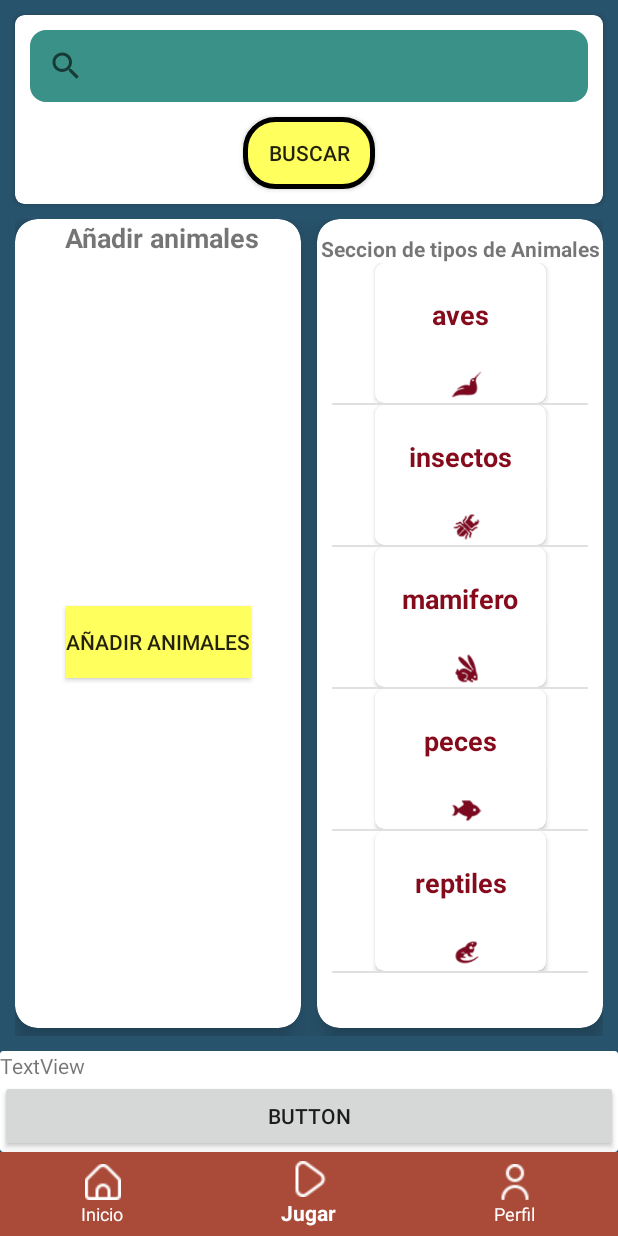
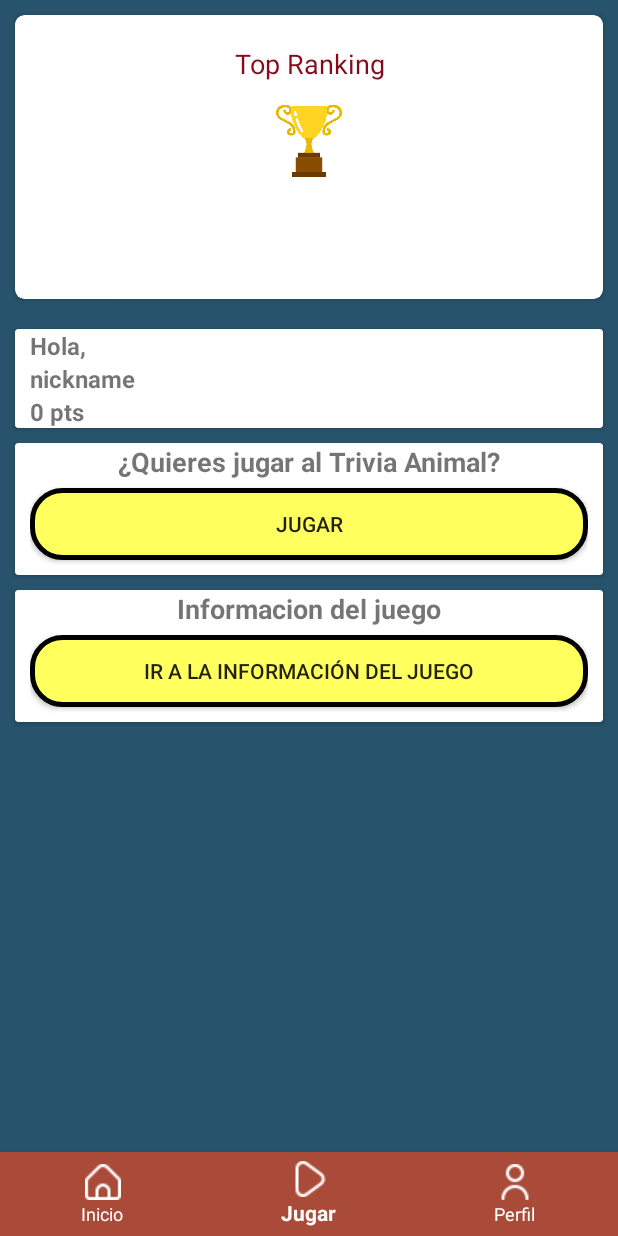
Before and after one commit to XXnikoDarkXX/-El-Mundo-Animal, an Android app: the screen it shows after launch once a user with an empty profile is signed in (Principal), item 2 of the bottom bar chosen, on a phone screen of 412 x 824 dp. Run offline under Robolectric (Android 15) with nearby library versions, the phone set to English and light mode, and no system bars; our stand-ins replace Firebase (no records; nobody signed in at launch, a user with empty details on screens opened directly).

Commit message:
Creacion de fragmen de Juego
-Mejorado aspecto del fragment Inicio
-Estoy empezando a moledar el fragment de juego

```diff
--- a/ElMundoAnimal/app/src/main/java/actividades/Principal.kt
+++ b/ElMundoAnimal/app/src/main/java/actividades/Principal.kt
@@ -8,6 +8,7 @@ import android.widget.Toast
 import androidx.fragment.app.Fragment
 import com.google.android.material.bottomnavigation.BottomNavigationView
 import com.nicolasfernandez.elmundoanimal.R
+import fragments.FragmentJugar
 import fragments.Inicio
 import java.lang.reflect.Array.newInstance
 
@@ -34,7 +35,8 @@ class Principal : AppCompatActivity() {
                 return@OnNavigationItemSelectedListener true
             }
             R.id.navigationJugar -> {
-
+                val fragmentJuego = FragmentJugar.newInstance()
+                openFragment(fragmentJuego)
                 return@OnNavigationItemSelectedListener true
             }
             R.id.navigationPerfil -> {
--- /dev/null
+++ b/ElMundoAnimal/app/src/main/java/fragments/FragmentJugar.kt
@@ -0,0 +1,52 @@
+package fragments
+
+import android.os.Bundle
+import androidx.fragment.app.Fragment
+import android.view.LayoutInflater
+import android.view.View
+import android.view.ViewGroup
+import com.nicolasfernandez.elmundoanimal.R
+
+
+/**
+ * A simple [Fragment] subclass.
+ * Use the [FragmentJugar.newInstance] factory method to
+ * create an instance of this fragment.
+ */
+class FragmentJugar : Fragment() {
+
+
+    override fun onCreate(savedInstanceState: Bundle?) {
+        super.onCreate(savedInstanceState)
+        arguments?.let {
+
+        }
+    }
+
+    override fun onCreateView(
+        inflater: LayoutInflater, container: ViewGroup?,
+        savedInstanceState: Bundle?
+    ): View? {
+        // Inflate the layout for this fragment
+        return inflater.inflate(R.layout.fragment_jugar, container, false)
+    }
+
+    companion object {
+        /**
+         * Use this factory method to create a new instance of
+         * this fragment using the provided parameters.
+         *
+         * @param param1 Parameter 1.
+         * @param param2 Parameter 2.
+         * @return A new instance of fragment FragmentJugar.
+         */
+        // TODO: Rename and change types and number of parameters
+        @JvmStatic
+        fun newInstance() =
+            FragmentJugar().apply {
+                arguments = Bundle().apply {
+
+                }
+            }
+    }
+}
--- a/ElMundoAnimal/app/src/main/res/layout/elementos_tipos_especie.xml
+++ b/ElMundoAnimal/app/src/main/res/layout/elementos_tipos_especie.xml
@@ -11,6 +11,8 @@
         android:layout_width="wrap_content"
         android:layout_height="wrap_content"
         android:layout_marginStart="10dp"
+        android:layout_marginTop="5dp"
+        app:cardBackgroundColor="@color/verdeClaro2"
         android:layout_marginEnd="10dp"
         app:cardCornerRadius="6dp"
         app:layout_constraintBottom_toBottomOf="parent"
@@ -27,17 +29,19 @@
                 android:id="@+id/txtNombre"
                 android:layout_width="match_parent"
                 android:layout_height="match_parent"
+                android:layout_weight="1"
+
                 android:gravity="center"
-                android:layout_weight="1"
                 android:text="hola"
+
                 android:textColor="@color/rojoOscuro"
                 android:textSize="18sp"
                 android:textStyle="bold" />
 
             <ImageView
                 android:id="@+id/imgEspecie"
-                android:layout_width="102dp"
-                android:layout_height="49dp"
+                android:layout_width="match_parent"
+                android:layout_height="match_parent"
                 android:layout_marginStart="10dp"
                 android:layout_weight="1"
                 app:srcCompat="@drawable/home" />
--- /dev/null
+++ b/ElMundoAnimal/app/src/main/res/layout/fragment_jugar.xml
@@ -0,0 +1,182 @@
+<androidx.constraintlayout.widget.ConstraintLayout xmlns:android="http://schemas.android.com/apk/res/android"
+    xmlns:app="http://schemas.android.com/apk/res-auto"
+    xmlns:tools="http://schemas.android.com/tools"
+    android:layout_width="match_parent"
+    android:layout_height="match_parent"
+    tools:context="fragments.FragmentJugar">
+
+    <androidx.cardview.widget.CardView
+        android:id="@+id/cardView2"
+        android:layout_width="0dp"
+        android:layout_height="189dp"
+        android:layout_marginStart="10dp"
+        android:layout_marginTop="10dp"
+        android:layout_marginEnd="10dp"
+        app:cardCornerRadius="6dp"
+        app:layout_constraintEnd_toEndOf="parent"
+        app:layout_constraintStart_toStartOf="parent"
+        app:layout_constraintTop_toTopOf="parent">
+
+        <LinearLayout
+            android:layout_width="match_parent"
+            android:layout_height="match_parent"
+            android:orientation="vertical"
+            android:paddingTop="10dp">
+
+            <TextView
+                android:id="@+id/textView9"
+                android:layout_width="match_parent"
+                android:layout_height="wrap_content"
+
+                android:padding="10dp"
+                android:text="@string/topRanking"
+                android:textAlignment="center"
+                android:textColor="@color/rojoOscuro"
+                android:textSize="18sp"
+
+                app:layout_constraintEnd_toEndOf="parent"
+                app:layout_constraintStart_toStartOf="parent"
+                app:layout_constraintTop_toTopOf="parent" />
+
+            <ImageView
+                android:id="@+id/imageView2"
+                android:layout_width="wrap_content"
+                android:layout_height="wrap_content"
+                android:layout_weight="1.3"
+                android:contentDescription="@string/imagen"
+                android:paddingTop="5dp"
+                android:src="@drawable/trofeo" />
+
+            <ListView
+                android:id="@+id/listaMejoresJugadores"
+                android:layout_width="match_parent"
+                android:layout_height="match_parent"
+                android:layout_weight="1" />
+        </LinearLayout>
+    </androidx.cardview.widget.CardView>
+
+    <androidx.cardview.widget.CardView
+        android:id="@+id/cardView5"
+        android:layout_width="0dp"
+        android:layout_height="wrap_content"
+
+        android:layout_marginStart="10dp"
+        android:layout_marginTop="10dp"
+        android:layout_marginEnd="10dp"
+        app:layout_constraintEnd_toEndOf="parent"
+        app:layout_constraintHorizontal_bias="0.444"
+        app:layout_constraintStart_toStartOf="parent"
+        app:layout_constraintTop_toBottomOf="@+id/cardView4">
+
+        <LinearLayout
+            android:layout_width="match_parent"
+            android:layout_height="match_parent"
+            android:layout_marginStart="10dp"
+            android:layout_marginEnd="10dp"
+            android:orientation="vertical">
+
+            <TextView
+                android:id="@+id/textView8"
+                android:layout_width="match_parent"
+                android:layout_height="wrap_content"
+                android:text="@string/quieresJugar"
+                android:textStyle="bold"
+                android:textAlignment="center"
+                android:textSize="18sp" />
+
+            <Button
+                android:id="@+id/button"
+                android:layout_width="match_parent"
+                android:layout_height="wrap_content"
+                android:layout_marginTop="5dp"
+                android:background="@drawable/button_round"
+                android:layout_marginBottom="10dp"
+                android:text="@string/jugar" />
+        </LinearLayout>
+
+    </androidx.cardview.widget.CardView>
+
+    <androidx.cardview.widget.CardView
+        android:id="@+id/cardView4"
+        android:layout_width="0dp"
+        android:layout_height="wrap_content"
+        android:layout_marginStart="10dp"
+        android:layout_marginTop="20dp"
+        android:layout_marginEnd="10dp"
+        app:layout_constraintEnd_toEndOf="parent"
+        app:layout_constraintStart_toStartOf="parent"
+        app:layout_constraintTop_toBottomOf="@+id/cardView2">
+
+        <LinearLayout
+            android:layout_width="match_parent"
+            android:layout_height="match_parent"
+            android:layout_marginEnd="10dp"
+            android:layout_marginStart="10dp"
+            android:orientation="vertical">
+
+            <TextView
+                android:id="@+id/nombreJugador"
+                android:layout_width="match_parent"
+                android:layout_height="wrap_content"
+                android:layout_weight="1"
+                android:text="@string/tuNombre"
+                android:textSize="16sp"
+                android:textStyle="bold" />
+
+            <TextView
+                android:id="@+id/nicknameJugador"
+                android:layout_width="match_parent"
+                android:layout_height="wrap_content"
+                android:layout_weight="1"
+                android:text="@string/tuNickname"
+                android:textSize="16sp"
+                android:textStyle="bold" />
+
+            <TextView
+                android:id="@+id/textView10"
+                android:layout_width="match_parent"
+                android:layout_height="wrap_content"
+                android:layout_weight="1"
+                android:text="@string/tuPuntacion"
+                android:textSize="16sp"
+                android:textStyle="bold" />
+        </LinearLayout>
+    </androidx.cardview.widget.CardView>
+
+    <androidx.cardview.widget.CardView
+        android:layout_width="match_parent"
+        android:layout_height="wrap_content"
+        android:layout_marginStart="10dp"
+        android:layout_marginTop="10dp"
+        android:layout_marginEnd="10dp"
+        app:layout_constraintEnd_toEndOf="parent"
+        app:layout_constraintStart_toStartOf="parent"
+        app:layout_constraintTop_toBottomOf="@+id/cardView5">
+
+        <LinearLayout
+            android:layout_width="match_parent"
+            android:layout_height="match_parent"
+            android:layout_marginStart="10dp"
+            android:layout_marginEnd="10dp"
+            android:orientation="vertical">
+
+            <TextView
+                android:id="@+id/textView15"
+                android:layout_width="match_parent"
+                android:layout_height="wrap_content"
+                android:text="@string/informacionJuego"
+                android:textAlignment="center"
+                android:textSize="18sp"
+                android:textStyle="bold" />
+
+            <Button
+                android:id="@+id/button4"
+                android:layout_width="match_parent"
+                android:layout_height="wrap_content"
+                android:layout_marginTop="5dp"
+                android:layout_marginBottom="10dp"
+                android:background="@drawable/button_round"
+                android:text="@string/irInformacionJuego" />
+        </LinearLayout>
+    </androidx.cardview.widget.CardView>
+</androidx.constraintlayout.widget.ConstraintLayout>
--- a/ElMundoAnimal/app/src/main/res/values/strings.xml
+++ b/ElMundoAnimal/app/src/main/res/values/strings.xml
@@ -22,5 +22,18 @@
     <string name="hello_blank_fragment">Hello blank fragment</string>
     <string name="aniadirAnimales">Añadir animales</string>
     <string name="tiposAnimales">Seccion de tipos de Animales</string>
+    <string name="ayuda">Ayuda</string>
+    <string name="irAyuda">Ir a Ayuda</string>
+    <string name="textoBuscar">Puedes buscar una ficha o video de un animal</string>
+    <string name="puntuacion">Puntuacion</string>
+    <string name="quieresJugar">¿Quieres jugar al Trivia Animal?</string>
+    <string name="topRanking">Top Ranking</string>
+    <string name="imagen">Imagen</string>
+    <string name="tuNickname">nickname</string>
+    <string name="tuPuntacion">0 pts</string>
+    <string name="tuNombre">Hola,</string>
+    <string name="informacionJuego">Informacion del juego</string>
+    <string name="irInformacionJuego">Ir a la información del juego</string>
+
 
 </resources>
```
Also changed, not shown: ElMundoAnimal/app/src/main/java/recycler/ListViewPrueba.kt (+2 -5 lines), ElMundoAnimal/app/src/main/java/recycler/ListViewRankingTop.kt (added, +38 -0 lines), ElMundoAnimal/app/src/main/res/layout/elementos_mejores_jugadores.xml (added, +52 -0 lines), ElMundoAnimal/app/src/main/res/layout/fragment_inicio.xml (+31 -4 lines), ElMundoAnimal/app/src/main/res/drawable/trofeo.png (added).
